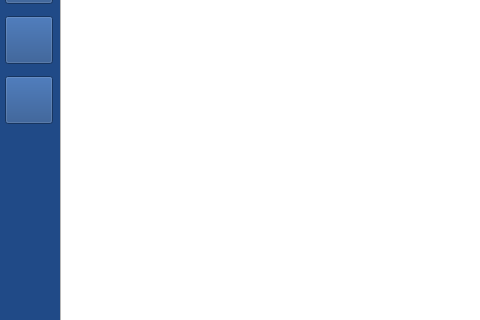
Above: ui/mainwindow.ui from Optimizer-Prime/open-journal before the change; both pictures show x 0 to 480 and y 353 to 673 of the 950 by 1100 pixel window. Below: the same form after it.
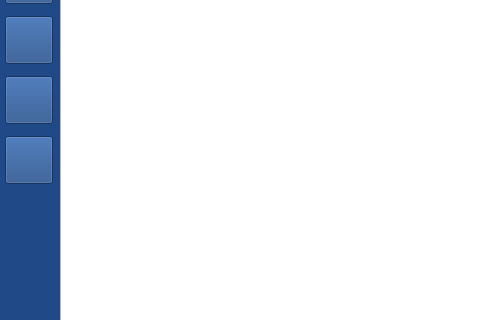
That is the form after the change. Icons and pictures are not drawn.

Commit message: Added close function. Some status messages.

What changed in the file:
```diff
--- a/ui/mainwindow.ui
+++ b/ui/mainwindow.ui
@@ -323,6 +323,40 @@
      <string/>
     </property>
    </widget>
+   <widget class="QPushButton" name="closeBtn">
+    <property name="geometry">
+     <rect>
+      <x>5</x>
+      <y>470</y>
+      <width>48</width>
+      <height>48</height>
+     </rect>
+    </property>
+    <property name="minimumSize">
+     <size>
+      <width>48</width>
+      <height>48</height>
+     </size>
+    </property>
+    <property name="maximumSize">
+     <size>
+      <width>48</width>
+      <height>48</height>
+     </size>
+    </property>
+    <property name="toolTip">
+     <string>&lt;html&gt;&lt;head/&gt;&lt;body&gt;&lt;p&gt;Save and close journal&lt;/p&gt;&lt;/body&gt;&lt;/html&gt;</string>
+    </property>
+    <property name="styleSheet">
+     <string notr="true">QPushButton {border-image: url(:/resources/close.png)}
+QToolTip {	background-color: rgb(238, 238, 236);
+                           color: black; 
+                           border: black solid 1px};</string>
+    </property>
+    <property name="text">
+     <string/>
+    </property>
+   </widget>
    <zorder>logo</zorder>
    <zorder>journalName</zorder>
    <zorder>journal_path</zorder>
```
Left out of the diff: 8 changed lines with no effect on the pictures. The commit also changes 6 other files.
